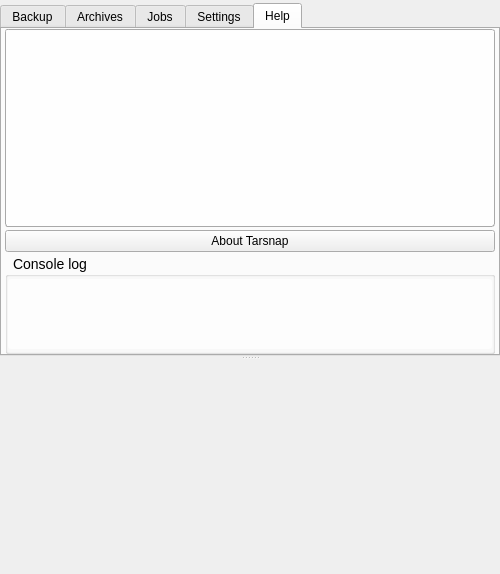
This is forms/mainwindow.ui in Tarsnap/tarsnap-gui as Qt 5 draws it before an edit. The edited form follows.
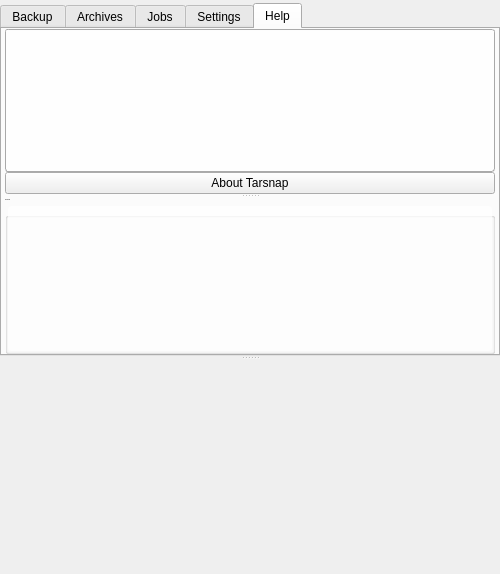
This is the edited form. The open tabs and pages were chosen to show the change. Icons and pictures are not drawn. Custom widgets are drawn as their Qt base class.

Commit message: Add splitter between Help & Console Log back.

The edit to the form file:
```diff
--- a/forms/mainwindow.ui
+++ b/forms/mainwindow.ui
@@ -2231,7 +2231,7 @@
           <attribute name="toolTip">
            <string>Switch to Help tab &lt;span style=&quot;color:gray;font-size:small&quot;&gt;%1&lt;/span&gt;</string>
           </attribute>
-          <layout class="QVBoxLayout" name="helpTabLayout" stretch="2,0,1">
+          <layout class="QVBoxLayout" name="verticalLayout_3">
            <property name="spacing">
             <number>3</number>
            </property>
@@ -2243,6 +2243,28 @@
            </property>
            <property name="rightMargin">
             <number>3</number>
+           </property>
+           <property name="bottomMargin">
+            <number>0</number>
+           </property>
+           <item>
+            <widget class="QSplitter" name="splitter">
+             <property name="orientation">
+              <enum>Qt::Vertical</enum>
+             </property>
+             <widget class="QFrame" name="helpContainer">
+              <layout class="QVBoxLayout" name="verticalLayout">
+               <property name="spacing">
+                <number>0</number>
+               </property>
+               <property name="leftMargin">
+                <number>0</number>
+               </property>
+               <property name="topMargin">
+                <number>0</number>
+               </property>
+               <property name="rightMargin">
+                <number>0</number>
            </property>
            <property name="bottomMargin">
             <number>0</number>
@@ -2287,29 +2309,14 @@
              </property>
             </widget>
            </item>
-           <item>
-            <widget class="QSplitter" name="splitter">
-             <property name="styleSheet">
-              <string notr="true">#helpTab QGroupBox {
-font-size: 14px;
-}
-#helpTab QGroupBox::title {
-background: transparent;
-margin: 1px 0px 0px 6px;
-}</string>
-             </property>
-             <property name="orientation">
-              <enum>Qt::Vertical</enum>
-             </property>
+              </layout>
+             </widget>
              <widget class="QGroupBox" name="helpConsoleGroupBox">
               <property name="font">
                <font>
                 <pointsize>-1</pointsize>
                </font>
               </property>
-              <property name="styleSheet">
-               <string notr="true"/>
-              </property>
               <property name="title">
                <string>Console log</string>
               </property>
@@ -2321,13 +2328,13 @@
                 <number>0</number>
                </property>
                <property name="topMargin">
-                <number>2</number>
+                <number>0</number>
                </property>
                <property name="rightMargin">
                 <number>0</number>
                </property>
                <property name="bottomMargin">
-                <number>2</number>
+                <number>0</number>
                </property>
                <item>
                 <widget class="QPlainTextEdit" name="consoleLog">
```
Left out of the diff: 9 changed lines with no effect on the pictures. Lines whose indentation alone changed are shown as unchanged.
